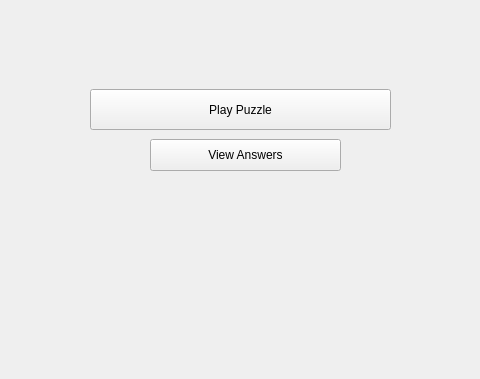
First picture: the form in ui/start_window.ui, repository Uravakonda/quantum-puzzle, before the edit; both pictures show x 290 to 770 and y 371 to 750 of the 1100 by 750 pixel window.
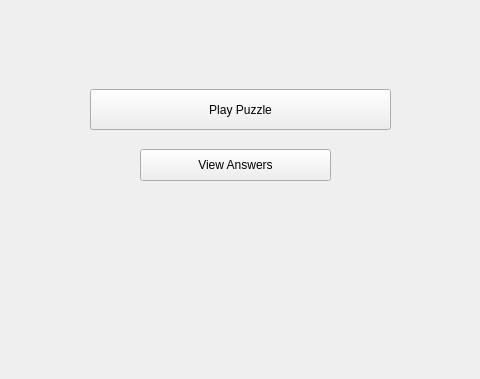
Second picture: the form after the edit.

The edit to the form file:
```diff
--- a/ui/start_window.ui
+++ b/ui/start_window.ui
@@ -30,8 +30,8 @@
    <widget class="QPushButton" name="pushButton">
     <property name="geometry">
      <rect>
-      <x>440</x>
-      <y>510</y>
+      <x>430</x>
+      <y>520</y>
       <width>191</width>
       <height>32</height>
      </rect>
```
Left out of the diff: 4 changed lines with no effect on the pictures.
